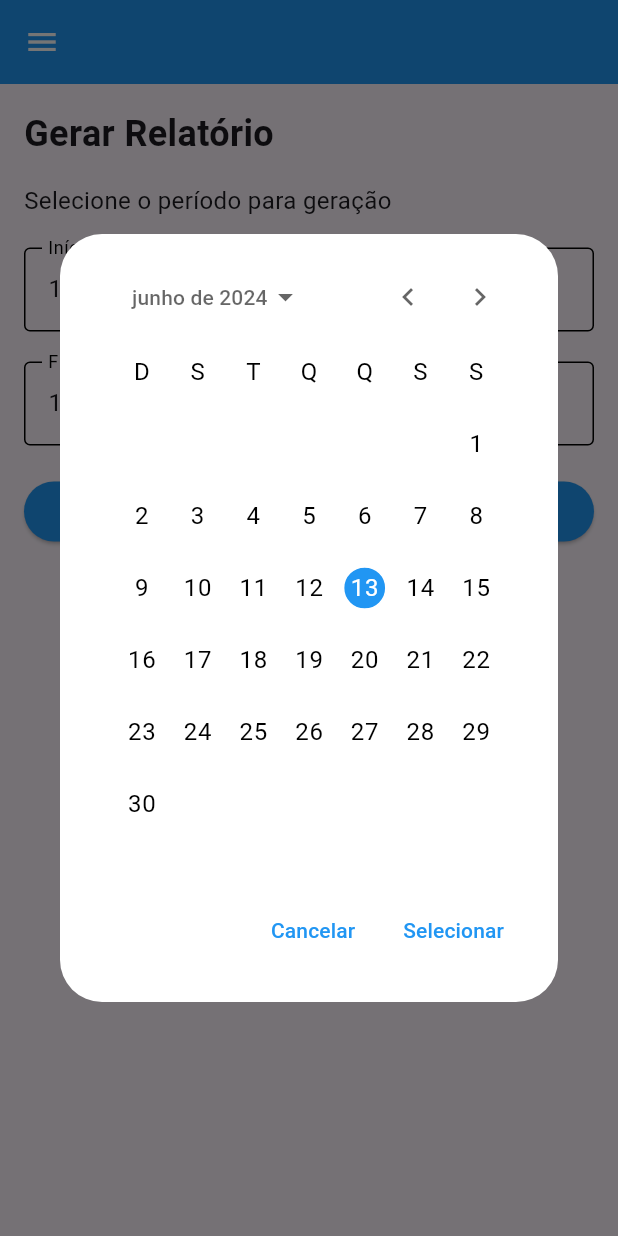
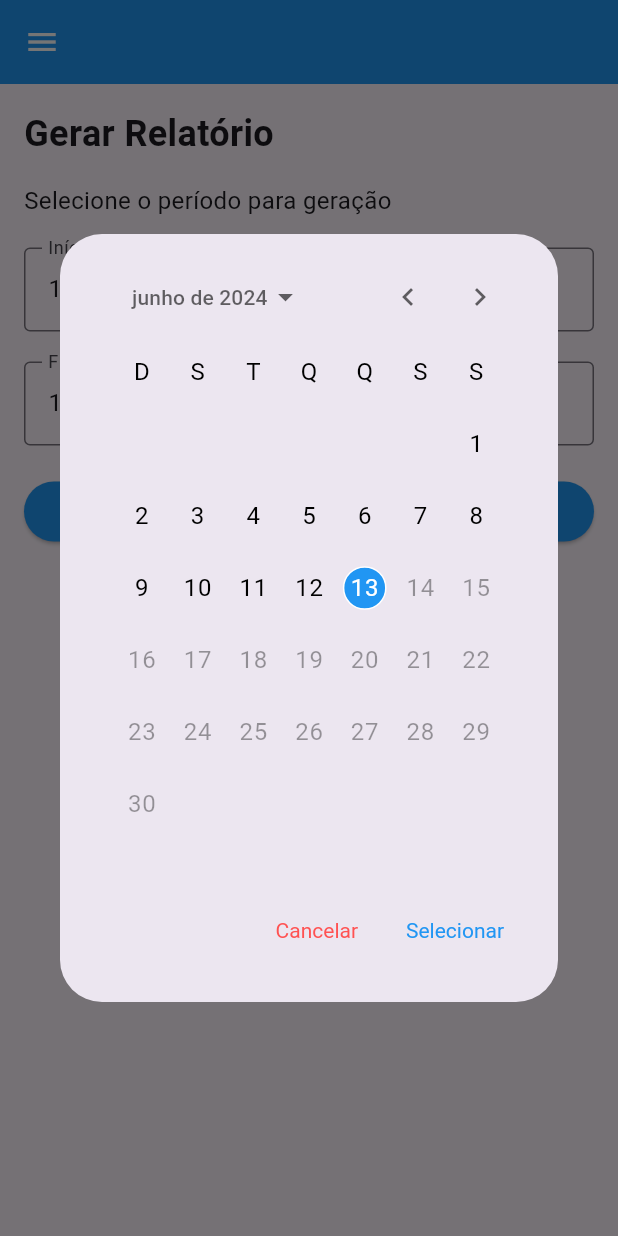
Before and after one commit to Gabruxa1/tcc-mobile-project, a Flutter app: the RelatorioScreen screen opened by its route, after a tap on "Início", on a phone screen of 412 x 824 dp. Run offline on Flutter 3.47's test engine with Material 3 defaults, Android fonts, the phone set to English and light mode, and no system bars; our stand-ins replace flutter_calendar_carousel, open_file, package_info_plus, shared_preferences; accounts and stored records are empty.

Commit message:
save base

```diff
--- a/lib/main.dart
+++ b/lib/main.dart
@@ -1,5 +1,4 @@
 import 'package:flutter/material.dart';
-import 'package:registro_ponto/themes/app_theme.dart';
 import 'package:registro_ponto/screens/login/login_screen.dart';
 import 'package:registro_ponto/screens/registro_ponto/registro_ponto_screen.dart';
 import 'package:registro_ponto/screens/relatorio/relatorio_screen.dart';
@@ -7,22 +6,8 @@ import 'package:flutter_localizations/flutter_localizations.dart';
 
 void main() => runApp(const MyApp());
 
-class MyApp extends StatefulWidget {
+class MyApp extends StatelessWidget {
   const MyApp({super.key});
-
-  @override
-  _MyAppState createState() => _MyAppState();
-}
-
-class _MyAppState extends State<MyApp> {
-  ThemeMode _themeMode = ThemeMode.light;
-
-  void _toggleTheme() {
-    setState(() {
-      _themeMode =
-          _themeMode == ThemeMode.light ? ThemeMode.dark : ThemeMode.light;
-    });
-  }
 
   @override
   Widget build(BuildContext context) {
@@ -36,15 +21,13 @@ class _MyAppState extends State<MyApp> {
         Locale('pt', 'BR'),
       ],
       routes: {
-        '/': (context) => LoginPage(toggleTheme: _toggleTheme),
-        '/login': (context) => LoginPage(toggleTheme: _toggleTheme),
+        '/': (context) => const LoginPage(),
+        '/login': (context) => const LoginPage(),
         '/registroPonto': (context) => const RegistroPontoPage(),
         '/gerarRelatorio': (context) => const RelatorioScreen(),
       },
       title: 'Aplicativo de Ponto',
-      themeMode: _themeMode,
-      theme: AppTheme.lightTheme,
-      darkTheme: AppTheme.darkTheme,
+      themeMode: ThemeMode.light,
     );
   }
 }
--- a/lib/screens/relatorio/relatorio_screen.dart
+++ b/lib/screens/relatorio/relatorio_screen.dart
@@ -2,6 +2,7 @@ import 'package:flutter/material.dart';
 import 'package:intl/intl.dart';
 import 'package:registro_ponto/services/report_service.dart';
 import '../../widgets/custom_drawer.dart';
+import '../../widgets/date_picker_dialog.dart';
 import 'package:open_file/open_file.dart';
 import 'dart:io';
 import 'dart:async';
@@ -19,69 +20,65 @@ class _RelatorioScreenState extends State<RelatorioScreen> {
   DateTime _startDate = DateTime.now();
   DateTime _endDate = DateTime.now();
   bool _isLoading = false;
+  bool _isButtonDisabled = false;
   String? _errorMessage;
 
   final DateFormat _dateFormat = DateFormat('dd/MM/yyyy');
+  final TextEditingController _startDateController = TextEditingController();
+  final TextEditingController _endDateController = TextEditingController();
+
+  @override
+  void initState() {
+    super.initState();
+    _startDateController.text = _dateFormat.format(_startDate);
+    _endDateController.text = _dateFormat.format(_endDate);
+  }
 
   Future<void> _selectDate(BuildContext context, bool isStart) async {
     DateTime tempDate = isStart ? _startDate : _endDate;
     DateTime currentDate = DateTime.now();
 
-    final DateTime? picked = await showDialog(
+    DateTime? picked = await showDialog<DateTime>(
       context: context,
       builder: (BuildContext context) {
-        return AlertDialog(
-          content: SizedBox(
-            width: double.maxFinite,
-            height: 400,
-            child: Localizations.override(
-              context: context,
-              locale: const Locale('pt', 'BR'),
-              child: CalendarDatePicker(
+        return CustomDatePickerDialog(
           initialDate: tempDate,
           firstDate: DateTime(2000),
           lastDate: DateTime(2100),
           currentDate: currentDate,
           onDateChanged: (DateTime date) {
-                  if (date.isAfter(currentDate)) {
-                    setState(() {
-                      tempDate = currentDate;
-                    });
-                  } else {
             setState(() {
               tempDate = date;
             });
-                  }
           },
-              ),
-            ),
-          ),
-          actions: [
-            TextButton(
-              onPressed: () {
-                Navigator.of(context).pop();
-              },
-              child: const Text('Cancelar'),
-            ),
-            TextButton(
-              onPressed: () {
-                Navigator.of(context).pop(tempDate);
-              },
-              child: const Text('Selecionar'),
-            ),
-          ],
         );
       },
     );
 
-    if (picked != null && picked != (isStart ? _startDate : _endDate)) {
+    if (picked != null) {
+      if (picked.isAfter(currentDate)) {
+        picked = currentDate;
+      }
+
+      if (isStart) {
         setState(() {
-        if (isStart) {
-          _startDate = picked;
-        } else {
-          _endDate = picked;
+          _startDate = picked!;
+          _startDateController.text = _dateFormat.format(picked);
+          if (_endDate.isBefore(_startDate)) {
+            _endDate = _startDate;
+            _endDateController.text = _dateFormat.format(_endDate);
           }
         });
+      } else {
+        setState(() {
+          _endDate = picked!;
+          _endDateController.text = _dateFormat.format(picked);
+          if (_endDate.isBefore(_startDate)) {
+            _endDate = _startDate;
+            _endDateController.text = _dateFormat.format(_endDate);
+          }
+        });
+      }
     }
   }
 
@@ -140,13 +137,22 @@ class _RelatorioScreenState extends State<RelatorioScreen> {
   void _showErrorMessage(String message) {
     setState(() {
       _errorMessage = message;
+      _isButtonDisabled = true; // Desabilitar o botão ao mostrar o erro
     });
 
     Future.delayed(const Duration(seconds: 5), () {
       setState(() {
         _errorMessage = null;
+        _isButtonDisabled = false; // Habilitar o botão após ocultar o erro
       });
     });
+  }
+
+  @override
+  void dispose() {
+    _startDateController.dispose();
+    _endDateController.dispose();
+    super.dispose();
   }
 
   @override
@@ -161,7 +167,10 @@ class _RelatorioScreenState extends State<RelatorioScreen> {
       drawer: const CustomDrawer(),
       body: Stack(
         children: [
-          SingleChildScrollView(
+          Column(
+            children: [
+              Expanded(
+                child: SingleChildScrollView(
                   child: Padding(
                     padding: const EdgeInsets.all(16.0),
                     child: Column(
@@ -188,9 +197,7 @@ class _RelatorioScreenState extends State<RelatorioScreen> {
                                 labelText: 'Início',
                                 border: OutlineInputBorder(),
                               ),
-                        controller: TextEditingController(
-                          text: _dateFormat.format(_startDate),
-                        ),
+                              controller: _startDateController,
                             ),
                           ),
                         ),
@@ -203,9 +210,7 @@ class _RelatorioScreenState extends State<RelatorioScreen> {
                                 labelText: 'Fim',
                                 border: OutlineInputBorder(),
                               ),
-                        controller: TextEditingController(
-                          text: _dateFormat.format(_endDate),
-                        ),
+                              controller: _endDateController,
                             ),
                           ),
                         ),
@@ -213,10 +218,12 @@ class _RelatorioScreenState extends State<RelatorioScreen> {
                         SizedBox(
                           width: double.infinity,
                           child: ElevatedButton(
-                      onPressed: _isLoading ? null : _generateReport,
+                            onPressed:
+                                _isButtonDisabled ? null : _generateReport,
                             style: ElevatedButton.styleFrom(
                               foregroundColor: Colors.white,
-                        backgroundColor: Colors.blue,
+                              backgroundColor:
+                                  _isButtonDisabled ? Colors.grey : Colors.blue,
                             ),
                             child: _isLoading
                                 ? const CircularProgressIndicator()
@@ -227,15 +234,26 @@ class _RelatorioScreenState extends State<RelatorioScreen> {
                     ),
                   ),
                 ),
+              ),
               if (_errorMessage != null && _errorMessage!.isNotEmpty)
-            Positioned(
-              left: 0,
-              right: 0,
-              bottom: bottomPadding == 0 ? 0 : bottomPadding,
+                Padding(
+                  padding: EdgeInsets.only(bottom: bottomPadding),
                   child: ErrorMessageWidget(
                     message: _errorMessage!,
                     fontSize: 16.0,
+                    onShow: () {
+                      setState(() {
+                        _isButtonDisabled = true;
+                      });
+                    },
+                    onHide: () {
+                      setState(() {
+                        _isButtonDisabled = false;
+                      });
+                    },
                   ),
+                ),
+            ],
           ),
         ],
       ),
--- /dev/null
+++ b/lib/widgets/date_picker_dialog.dart
@@ -0,0 +1,114 @@
+import 'package:flutter/material.dart';
+
+class CustomDatePickerDialog extends StatefulWidget {
+  final DateTime initialDate;
+  final DateTime firstDate;
+  final DateTime lastDate;
+  final DateTime currentDate;
+  final ValueChanged<DateTime> onDateChanged;
+
+  const CustomDatePickerDialog({
+    super.key,
+    required this.initialDate,
+    required this.firstDate,
+    required this.lastDate,
+    required this.currentDate,
+    required this.onDateChanged,
+  });
+
+  @override
+  _CustomDatePickerDialogState createState() => _CustomDatePickerDialogState();
+}
+
+class _CustomDatePickerDialogState extends State<CustomDatePickerDialog> {
+  late DateTime tempDate;
+
+  @override
+  void initState() {
+    super.initState();
+    tempDate = widget.initialDate;
+  }
+
+  @override
+  Widget build(BuildContext context) {
+    return AlertDialog(
+      content: SizedBox(
+        width: double.maxFinite,
+        height: 400,
+        child: Theme(
+          data: Theme.of(context).copyWith(
+            colorScheme: const ColorScheme.light(
+              primary: Colors.blue,
+              onPrimary: Colors.white,
+              onSurface: Colors.black,
+            ),
+            textButtonTheme: TextButtonThemeData(
+              style: TextButton.styleFrom(
+                foregroundColor: Colors.black,
+                backgroundColor: Colors.white,
+                shape: RoundedRectangleBorder(
+                  borderRadius: BorderRadius.circular(4.0),
+                ),
+              ),
+            ),
+          ),
+          child: Localizations.override(
+            context: context,
+            locale: const Locale('pt', 'BR'),
+            child: Builder(
+              builder: (context) {
+                return CalendarDatePicker(
+                  initialDate: tempDate,
+                  firstDate: widget.firstDate,
+                  lastDate: widget.lastDate,
+                  currentDate: widget.currentDate,
+                  onDateChanged: (DateTime date) {
+                    setState(() {
+                      tempDate = date;
+                    });
+                  },
+                  selectableDayPredicate: (DateTime day) {
+                    return !day.isAfter(widget.currentDate);
+                  },
+                );
+              },
+            ),
+          ),
+        ),
+      ),
+      actions: [
+        TextButton(
+          onPressed: () {
+            Navigator.of(context).pop();
+          },
+          style: TextButton.styleFrom(
+            foregroundColor: Colors.redAccent,
+            shape: RoundedRectangleBorder(
+              borderRadius: BorderRadius.circular(4.0),
+            ),
+            textStyle: const TextStyle(
+              color: Colors.black,
+            ),
+          ),
+          child: const Text('Cancelar'),
+        ),
+        TextButton(
+          onPressed: () {
+            widget.onDateChanged(tempDate);
+            Navigator.of(context).pop(tempDate);
+          },
+          style: TextButton.styleFrom(
+            foregroundColor: Colors.blue,
+            shape: RoundedRectangleBorder(
+              borderRadius: BorderRadius.circular(4.0),
+            ),
+            textStyle: const TextStyle(
+              color: Colors.black,
+            ),
+          ),
+          child: const Text('Selecionar'),
+        ),
+      ],
+    );
+  }
+}
--- a/pubspec.yaml
+++ b/pubspec.yaml
@@ -19,7 +19,7 @@ publish_to: "none" # Remove this line if you wish to publish to pub.dev
 version: 0.0.1
 
 environment:
-  sdk: ">=3.1.3 <4.0.0"
+  sdk: "^3.4.0"
 
 # Dependencies specify other packages that your package needs in order to work.
 # To automatically upgrade your package dependencies to the latest versions
@@ -40,6 +40,8 @@ dependencies:
   flutter_file_dialog: ^3.0.2
   url_launcher: ^6.0.6
   open_file: ^3.3.2
+
+dependency_overrides:
   intl: ^0.18.1
 
 dev_dependencies:
```
Also changed, not shown: lib/screens/login/login_screen.dart (+71 -23 lines), lib/utils/validators.dart (+9 -1 lines), lib/widgets/error_message_widget.dart (+13 -1 lines), pubspec.lock. Lines whose indentation alone changed are shown as unchanged.
